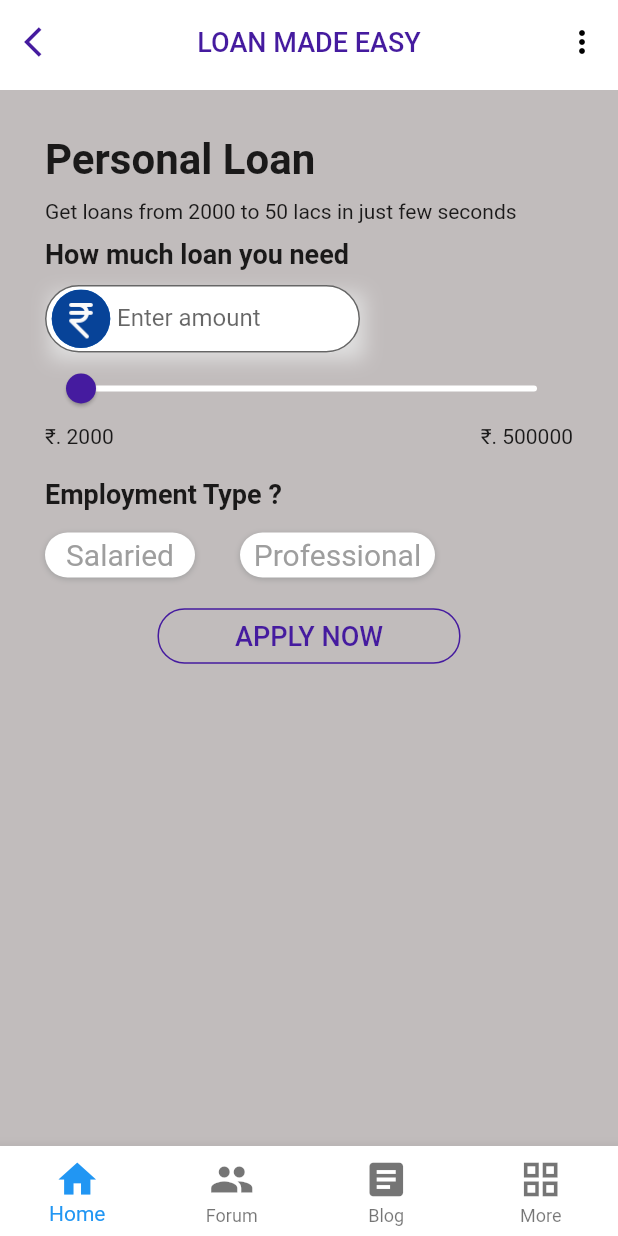
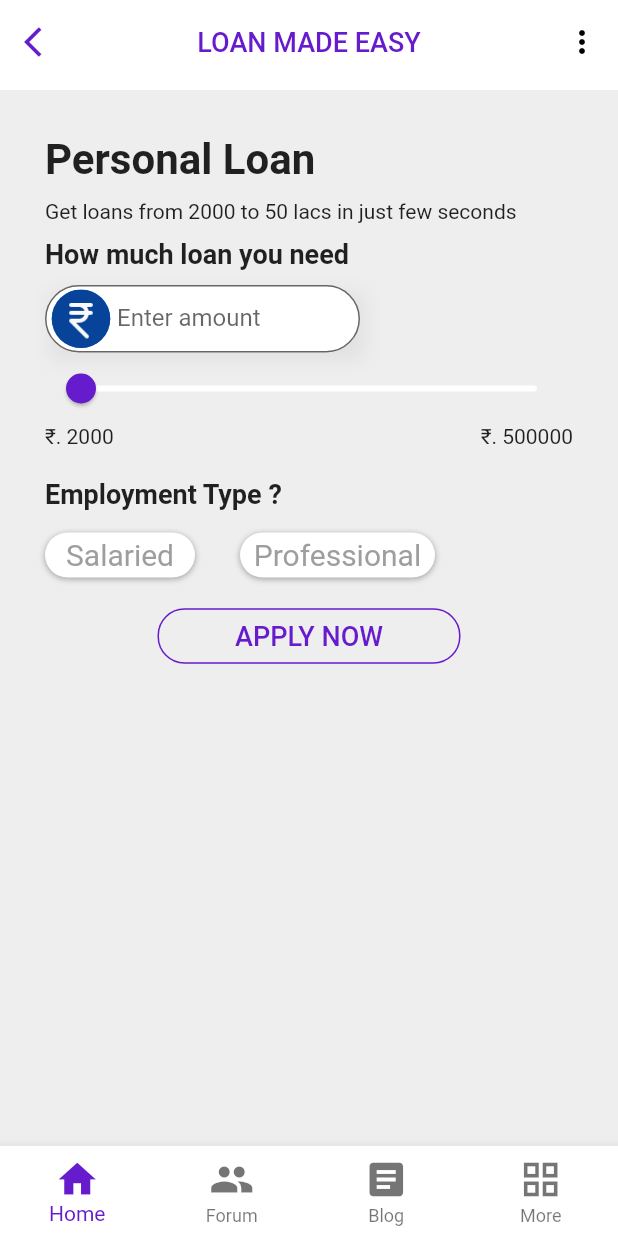
Before and after one commit to MohdGulfamAz/afinoz_mock_app, a Flutter app: the screen it shows after launch, on a phone screen of 412 x 824 dp. Run offline on Flutter 3.47's test engine with Material 2 defaults, Android fonts, the phone set to English and light mode, and no system bars; our stand-ins replace flutter_rating_bar, toast.

Commit message:
color changes

```diff
--- a/lib/bottom_navigation_bar.dart
+++ b/lib/bottom_navigation_bar.dart
@@ -1,4 +1,5 @@
 import 'package:afinoz_app/aap_bar.dart';
+import 'package:afinoz_app/constants.dart';
 import 'package:afinoz_app/pages/blog.dart';
 import 'package:afinoz_app/pages/forum.dart';
 import 'package:afinoz_app/pages/landing_page.dart';
@@ -36,6 +37,7 @@ class _MyBottomNavBar extends State<MyBottomNavBar> {
       appBar: MyAppBar(themeTitle),
       body: _children[_currentIndex],
       bottomNavigationBar: BottomNavigationBar(
+        selectedItemColor: MyColors.themeColor,
         onTap: onTapped,
         type: BottomNavigationBarType.fixed,
         backgroundColor: Colors.white,
--- a/lib/constants.dart
+++ b/lib/constants.dart
@@ -15,8 +15,8 @@ class MenuButtonConstans{
 }
 
 class MyColors{
-  static const Color themeColor = Color(0xff451b9f);
-  static const Color scaffoldColor = Color(0xf0bdb8b8);
+  static const Color themeColor = Color(0xff661ccc);
+  static const Color scaffoldColor = Color(0xFFEEEEEE);
 }
 
 class MyText{
```
